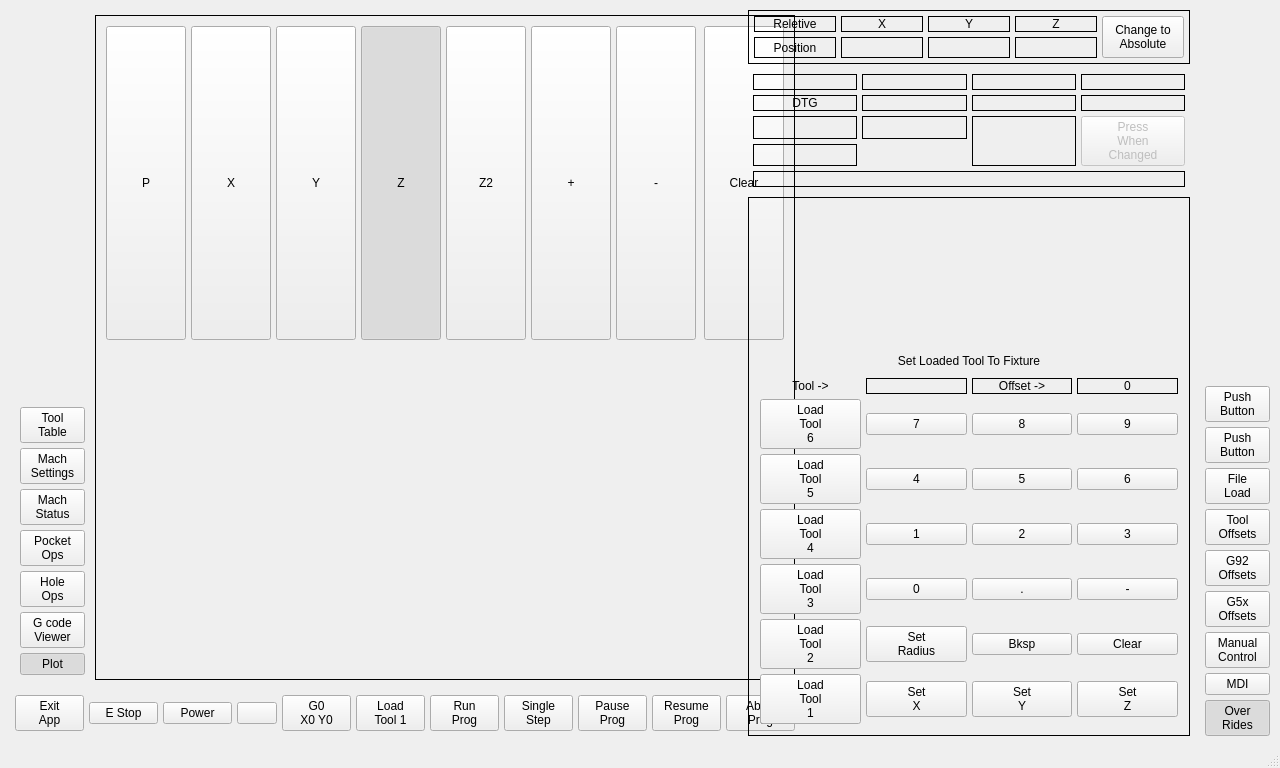
Before: the Qt Designer form mill_touch_v6/ui/mainwindow.ui in jethornton/mill_touch_v6, drawn with Qt 5.
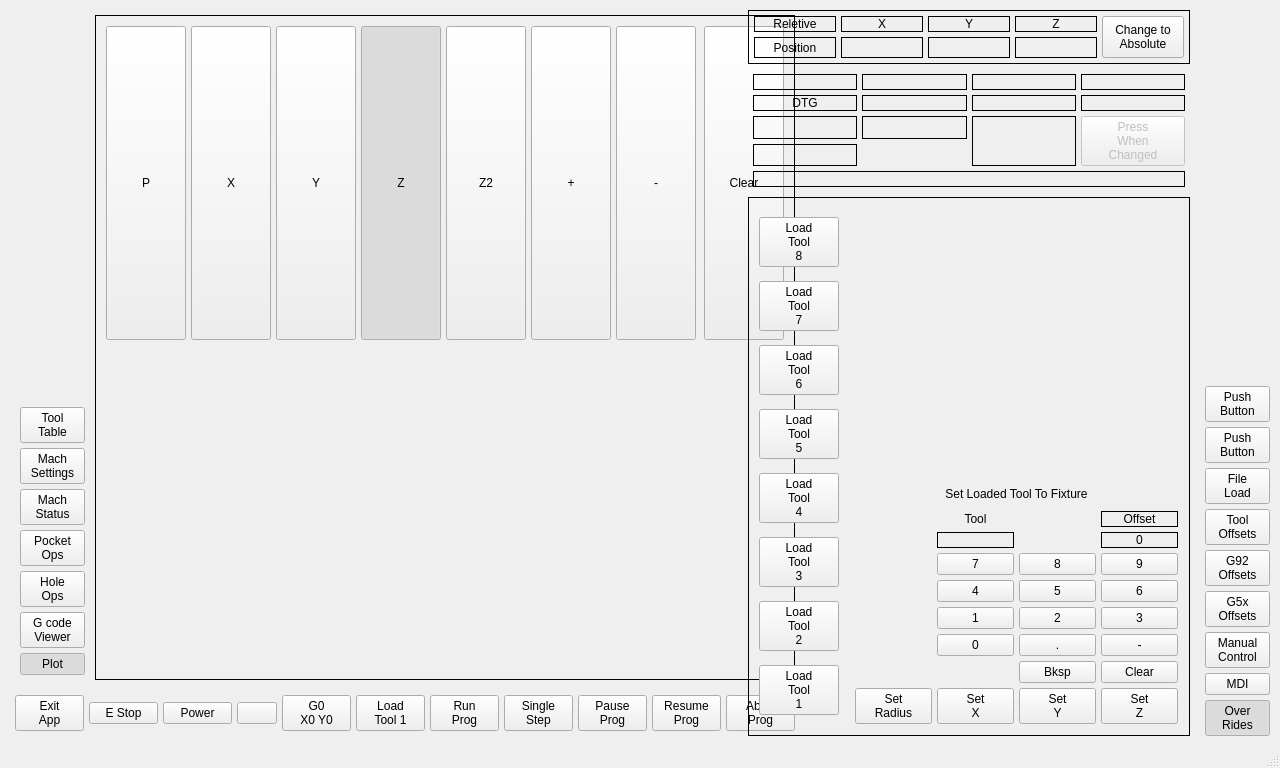
After: the same form once the commit is applied. The open tabs and pages were chosen to show the change. Custom widgets are drawn as their Qt base class.

Commit message: make tool select enabled all the time

Patch:
```diff
--- a/mill_touch_v6/ui/mainwindow.ui
+++ b/mill_touch_v6/ui/mainwindow.ui
@@ -5885,7 +5885,148 @@
           </layout>
          </widget>
          <widget class="QWidget" name="page_15">
-          <layout class="QVBoxLayout" name="verticalLayout_12">
+          <layout class="QHBoxLayout" name="horizontalLayout_11">
+           <item>
+            <widget class="QWidget" name="verticalWidget" native="true">
+             <layout class="QVBoxLayout" name="verticalLayout_12">
+              <property name="spacing">
+               <number>5</number>
+              </property>
+              <property name="leftMargin">
+               <number>5</number>
+              </property>
+              <property name="topMargin">
+               <number>5</number>
+              </property>
+              <property name="rightMargin">
+               <number>5</number>
+              </property>
+              <property name="bottomMargin">
+               <number>5</number>
+              </property>
+              <item>
+               <widget class="MDIButton" name="mdibutton_25">
+                <property name="enabled">
+                 <bool>true</bool>
+                </property>
+                <property name="text">
+                 <string>Load
+Tool
+8</string>
+                </property>
+                <property name="MDICommand" stdset="0">
+                 <string>T8M6G43</string>
+                </property>
+               </widget>
+              </item>
+              <item>
+               <widget class="MDIButton" name="mdibutton_24">
+                <property name="enabled">
+                 <bool>true</bool>
+                </property>
+                <property name="text">
+                 <string>Load
+Tool
+7</string>
+                </property>
+                <property name="MDICommand" stdset="0">
+                 <string>T7M6G43</string>
+                </property>
+               </widget>
+              </item>
+              <item>
+               <widget class="MDIButton" name="mdibutton_23">
+                <property name="enabled">
+                 <bool>true</bool>
+                </property>
+                <property name="text">
+                 <string>Load
+Tool
+6</string>
+                </property>
+                <property name="MDICommand" stdset="0">
+                 <string>T6M6G43</string>
+                </property>
+               </widget>
+              </item>
+              <item>
+               <widget class="MDIButton" name="mdibutton_22">
+                <property name="enabled">
+                 <bool>true</bool>
+                </property>
+                <property name="text">
+                 <string>Load
+Tool
+5</string>
+                </property>
+                <property name="MDICommand" stdset="0">
+                 <string>T5M6G43</string>
+                </property>
+               </widget>
+              </item>
+              <item>
+               <widget class="MDIButton" name="mdibutton_21">
+                <property name="enabled">
+                 <bool>true</bool>
+                </property>
+                <property name="text">
+                 <string>Load
+Tool
+4</string>
+                </property>
+                <property name="MDICommand" stdset="0">
+                 <string>T4M6G43</string>
+                </property>
+               </widget>
+              </item>
+              <item>
+               <widget class="MDIButton" name="mdibutton_20">
+                <property name="enabled">
+                 <bool>true</bool>
+                </property>
+                <property name="text">
+                 <string>Load
+Tool
+3</string>
+                </property>
+                <property name="MDICommand" stdset="0">
+                 <string>T3M6G43</string>
+                </property>
+               </widget>
+              </item>
+              <item>
+               <widget class="MDIButton" name="mdibutton_19">
+                <property name="enabled">
+                 <bool>true</bool>
+                </property>
+                <property name="text">
+                 <string>Load
+Tool
+2</string>
+                </property>
+                <property name="MDICommand" stdset="0">
+                 <string>T2M6G43</string>
+                </property>
+               </widget>
+              </item>
+              <item>
+               <widget class="MDIButton" name="mdibutton_18">
+                <property name="enabled">
+                 <bool>true</bool>
+                </property>
+                <property name="text">
+                 <string>Load
+Tool
+1</string>
+                </property>
+                <property name="MDICommand" stdset="0">
+                 <string>T1M6G43</string>
+                </property>
+               </widget>
+              </item>
+             </layout>
+            </widget>
+           </item>
            <item>
             <widget class="VCPWidget" name="toolSetWidget">
              <property name="rules" stdset="0">
@@ -5932,6 +6073,12 @@
               </item>
               <item row="3" column="0" colspan="4">
                <widget class="QWidget" name="toolSetKeypad_2" native="true">
+                <property name="minimumSize">
+                 <size>
+                  <width>260</width>
+                  <height>0</height>
+                 </size>
+                </property>
                 <layout class="QGridLayout" name="gridLayout_25">
                  <property name="leftMargin">
                   <number>5</number>
@@ -5948,14 +6095,7 @@
                  <property name="horizontalSpacing">
                   <number>5</number>
                  </property>
-                 <item row="5" column="2">
-                  <widget class="QPushButton" name="toolSetBkspBtn">
-                   <property name="text">
-                    <string>Bksp</string>
-                   </property>
-                  </widget>
-                 </item>
-                 <item row="4" column="3">
+                 <item row="5" column="3">
                   <widget class="QPushButton" name="pushButton_152">
                    <property name="text">
                     <string>-</string>
@@ -5965,7 +6105,7 @@
                    </attribute>
                   </widget>
                  </item>
-                 <item row="4" column="2">
+                 <item row="5" column="2">
                   <widget class="QPushButton" name="pushButton_149">
                    <property name="text">
                     <string>.</string>
@@ -5975,7 +6115,7 @@
                    </attribute>
                   </widget>
                  </item>
-                 <item row="1" column="2">
+                 <item row="2" column="2">
                   <widget class="QPushButton" name="pushButton_147">
                    <property name="text">
                     <string>8</string>
@@ -5985,7 +6125,7 @@
                    </attribute>
                   </widget>
                  </item>
-                 <item row="1" column="1">
+                 <item row="2" column="1">
                   <widget class="QPushButton" name="pushButton_143">
                    <property name="text">
                     <string>7</string>
@@ -5995,7 +6135,7 @@
                    </attribute>
                   </widget>
                  </item>
-                 <item row="2" column="3">
+                 <item row="3" column="3">
                   <widget class="QPushButton" name="pushButton_142">
                    <property name="text">
                     <string>6</string>
@@ -6005,7 +6145,7 @@
                    </attribute>
                   </widget>
                  </item>
-                 <item row="1" column="3">
+                 <item row="2" column="3">
                   <widget class="QPushButton" name="pushButton_141">
                    <property name="text">
                     <string>9</string>
@@ -6015,7 +6155,7 @@
                    </attribute>
                   </widget>
                  </item>
-                 <item row="2" column="2">
+                 <item row="3" column="2">
                   <widget class="QPushButton" name="pushButton_132">
                    <property name="text">
                     <string>5</string>
@@ -6025,7 +6165,7 @@
                    </attribute>
                   </widget>
                  </item>
-                 <item row="3" column="2">
+                 <item row="4" column="2">
                   <widget class="QPushButton" name="pushButton_151">
                    <property name="text">
                     <string>2</string>
@@ -6035,7 +6175,7 @@
                    </attribute>
                   </widget>
                  </item>
-                 <item row="3" column="1">
+                 <item row="4" column="1">
                   <widget class="QPushButton" name="pushButton_144">
                    <property name="text">
                     <string>1</string>
@@ -6045,7 +6185,7 @@
                    </attribute>
                   </widget>
                  </item>
-                 <item row="2" column="1">
+                 <item row="3" column="1">
                   <widget class="QPushButton" name="pushButton_138">
                    <property name="text">
                     <string>4</string>
@@ -6055,7 +6195,7 @@
                    </attribute>
                   </widget>
                  </item>
-                 <item row="4" column="1">
+                 <item row="5" column="1">
                   <widget class="QPushButton" name="pushButton_139">
                    <property name="text">
                     <string>0</string>
@@ -6065,14 +6205,14 @@
                    </attribute>
                   </widget>
                  </item>
-                 <item row="5" column="3">
+                 <item row="6" column="3">
                   <widget class="QPushButton" name="toolSetClearBtn">
                    <property name="text">
                     <string>Clear</string>
                    </property>
                   </widget>
                  </item>
-                 <item row="6" column="2">
+                 <item row="7" column="2">
                   <widget class="MDIButton" name="mdibutton_16">
                    <property name="text">
                     <string>Set
@@ -6080,7 +6220,7 @@
                    </property>
                   </widget>
                  </item>
-                 <item row="6" column="3">
+                 <item row="7" column="3">
                   <widget class="MDIButton" name="mdibutton_17">
                    <property name="text">
                     <string>Set
@@ -6091,7 +6231,7 @@
                    </property>
                   </widget>
                  </item>
-                 <item row="3" column="3">
+                 <item row="4" column="3">
                   <widget class="QPushButton" name="pushButton_148">
                    <property name="text">
                     <string>3</string>
@@ -6101,7 +6241,7 @@
                    </attribute>
                   </widget>
                  </item>
-                 <item row="6" column="1">
+                 <item row="7" column="1">
                   <widget class="MDIButton" name="mdibutton_15">
                    <property name="text">
                     <string>Set
@@ -6109,7 +6249,7 @@
                    </property>
                   </widget>
                  </item>
-                 <item row="0" column="1">
+                 <item row="1" column="1">
                   <widget class="StatusLabel" name="currentToolLbl">
                    <property name="frameShape">
                     <enum>QFrame::Box</enum>
@@ -6122,10 +6262,30 @@
                    </property>
                   </widget>
                  </item>
-                 <item row="0" column="0">
+                 <item row="1" column="3">
+                  <widget class="QLabel" name="toolSetLbl">
+                   <property name="frameShape">
+                    <enum>QFrame::Box</enum>
+                   </property>
+                   <property name="text">
+                    <string>0</string>
+                   </property>
+                   <property name="alignment">
+                    <set>Qt::AlignCenter</set>
+                   </property>
+                  </widget>
+                 </item>
+                 <item row="6" column="2">
+                  <widget class="QPushButton" name="toolSetBkspBtn">
+                   <property name="text">
+                    <string>Bksp</string>
+                   </property>
+                  </widget>
+                 </item>
+                 <item row="0" column="1">
                   <widget class="QLabel" name="label_2">
                    <property name="text">
-                    <string>Tool -&gt;</string>
+                    <string>Tool</string>
                    </property>
                    <property name="alignment">
                     <set>Qt::AlignCenter</set>
@@ -6133,32 +6293,19 @@
                   </widget>
                  </item>
                  <item row="0" column="3">
-                  <widget class="QLabel" name="toolSetLbl">
-                   <property name="frameShape">
-                    <enum>QFrame::Box</enum>
-                   </property>
-                   <property name="text">
-                    <string>0</string>
-                   </property>
-                   <property name="alignment">
-                    <set>Qt::AlignCenter</set>
-                   </property>
-                  </widget>
-                 </item>
-                 <item row="0" column="2">
                   <widget class="QLabel" name="label_4">
                    <property name="frameShape">
                     <enum>QFrame::Box</enum>
                    </property>
                    <property name="text">
-                    <string>Offset -&gt;</string>
+                    <string>Offset</string>
                    </property>
                    <property name="alignment">
                     <set>Qt::AlignCenter</set>
                    </property>
                   </widget>
                  </item>
-                 <item row="5" column="1">
+                 <item row="7" column="0">
                   <widget class="MDIButton" name="mdibutton_14">
                    <property name="text">
                     <string>Set
@@ -6169,78 +6316,6 @@
                    </property>
                   </widget>
                  </item>
-                 <item row="6" column="0">
-                  <widget class="MDIButton" name="mdibutton_18">
-                   <property name="text">
-                    <string>Load
-Tool
-1</string>
-                   </property>
-                   <property name="MDICommand" stdset="0">
-                    <string>T1M6G43</string>
-                   </property>
-                  </widget>
-                 </item>
-                 <item row="5" column="0">
-                  <widget class="MDIButton" name="mdibutton_19">
-                   <property name="text">
-                    <string>Load
-Tool
-2</string>
-                   </property>
-                   <property name="MDICommand" stdset="0">
-                    <string>T2M6G43</string>
-                   </property>
-                  </widget>
-                 </item>
-                 <item row="4" column="0">
-                  <widget class="MDIButton" name="mdibutton_20">
-                   <property name="text">
-                    <string>Load
-Tool
-3</string>
-                   </property>
-                   <property name="MDICommand" stdset="0">
-                    <string>T3M6G43</string>
-                   </property>
-                  </widget>
-                 </item>
-                 <item row="3" column="0">
-                  <widget class="MDIButton" name="mdibutton_21">
-                   <property name="text">
-                    <string>Load
-Tool
-4</string>
-                   </property>
-                   <property name="MDICommand" stdset="0">
-                    <string>T4M6G43</string>
-                   </property>
-                  </widget>
-                 </item>
-                 <item row="2" column="0">
-                  <widget class="MDIButton" name="mdibutton_22">
-                   <property name="text">
-                    <string>Load
-Tool
-5</string>
-                   </property>
-                   <property name="MDICommand" stdset="0">
-                    <string>T5M6G43</string>
-                   </property>
-                  </widget>
-                 </item>
-                 <item row="1" column="0">
-                  <widget class="MDIButton" name="mdibutton_23">
-                   <property name="text">
-                    <string>Load
-Tool
-6</string>
-                   </property>
-                   <property name="MDICommand" stdset="0">
-                    <string>T6M6G43</string>
-                   </property>
-                  </widget>
-                 </item>
                 </layout>
                </widget>
               </item>
```
